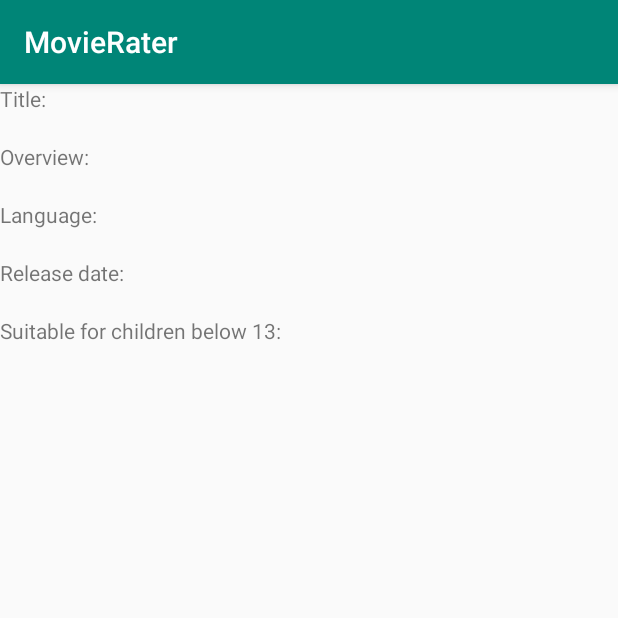
After one commit to 170194A-NYP/MovieRater, an Android app: the view_movie_activity screen opened directly, with no data from a screen before it, on a phone screen of 412 x 824 dp, the top half of it. The commit adds this screen. Run offline under Robolectric (Android 15) with nearby library versions, the phone set to English and light mode, and no system bars; 6 statements that could not run were skipped.

Commit message:
Completed View Movie Activity

```diff
--- a/app/build.gradle
+++ b/app/build.gradle
@@ -24,9 +24,10 @@ android {
 
 dependencies {
     implementation fileTree(dir: 'libs', include: ['*.jar'])
-    implementation"org.jetbrains.kotlin:kotlin-stdlib-jdk7:$kotlin_version"
+    implementation "org.jetbrains.kotlin:kotlin-stdlib-jdk7:$kotlin_version"
     implementation 'com.android.support:appcompat-v7:28.0.0'
     implementation 'com.android.support.constraint:constraint-layout:1.1.3'
+    implementation 'com.android.support:design:28.0.0'
     testImplementation 'junit:junit:4.12'
     androidTestImplementation 'com.android.support.test:runner:1.0.2'
     androidTestImplementation 'com.android.support.test.espresso:espresso-core:3.0.2'
--- a/app/src/main/java/a170194a/nyp/movierater/MainActivity.kt
+++ b/app/src/main/java/a170194a/nyp/movierater/MainActivity.kt
@@ -1,10 +1,12 @@
 package a170194a.nyp.movierater
 
+import android.content.Intent
 import android.support.v7.app.AppCompatActivity
 import android.os.Bundle
 import android.view.View
 import android.widget.Toast
 import kotlinx.android.synthetic.main.activity_main.*
+import java.io.Serializable
 
 class MainActivity : AppCompatActivity() {
 
@@ -62,6 +64,10 @@ class MainActivity : AppCompatActivity() {
                     "Language : " + language_used + "\n" +
                     "Violence : " + violence
             Toast.makeText(applicationContext, text, duration).show()
+            var movie = MovieEntity(etMovieName.text.toString(),etMovieDescription.text.toString(),language,etReleaseDate.text.toString(), !chkbxSuitable.isChecked())
+            var Intent = Intent(this, view_movie_activity::class.java)
+            Intent.putExtra("Movie", movie as Serializable)
+            startActivity(Intent)
         }
     }
 
--- /dev/null
+++ b/app/src/main/java/a170194a/nyp/movierater/view_movie_activity.kt
@@ -0,0 +1,22 @@
+package a170194a.nyp.movierater
+
+import android.support.v7.app.AppCompatActivity
+import android.os.Bundle
+import kotlinx.android.synthetic.main.view_movie.*
+
+class view_movie_activity : AppCompatActivity() {
+
+    override fun onCreate(savedInstanceState: Bundle?) {
+        super.onCreate(savedInstanceState)
+        setContentView(R.layout.view_movie)
+        val movie = intent.extras.get("Movie") as MovieEntity
+
+        viewMovie_title.text = movie.movietitle
+        viewMovie_overview.text = movie.overview
+        viewMovie_language.text = movie.language
+        viewMovie_releaseDate.text = movie.release_date
+        viewMovie_suitable.text = movie.suitability.toString()
+    }
+
+
+}
--- /dev/null
+++ b/app/src/main/res/layout/rate_movie.xml
@@ -0,0 +1,6 @@
+<?xml version="1.0" encoding="utf-8"?>
+<LinearLayout xmlns:android="http://schemas.android.com/apk/res/android" android:layout_width="match_parent" android:layout_height="match_parent" android:orientation="vertical">
+    <TextView android:layout_width="wrap_content" android:layout_height="wrap_content" android:text="@string/rateMovie_enterreview"/>
+    <RatingBar android:layout_width="wrap_content" android:layout_height="wrap_content"/>
+    <EditText android:layout_width="match_parent" android:layout_height="wrap_content" android:hint="@string/rateMovie_shareview"/>
+</LinearLayout>
--- /dev/null
+++ b/app/src/main/res/layout/view_movie.xml
@@ -0,0 +1,15 @@
+<?xml version="1.0" encoding="utf-8"?>
+<LinearLayout android:layout_width="match_parent" android:layout_height="match_parent" xmlns:android="http://schemas.android.com/apk/res/android" android:orientation="vertical">
+    <ImageView android:layout_width="match_parent" android:layout_height="wrap_content" />
+    <TextView android:layout_width="wrap_content" android:layout_height="wrap_content" android:text="@string/viewMovie_title" />
+    <TextView android:layout_width="wrap_content" android:layout_height="wrap_content" android:id="@+id/viewMovie_title" />
+    <TextView android:layout_width="wrap_content" android:layout_height="wrap_content" android:text="@string/viewMovie_overview" />
+    <TextView android:layout_width="wrap_content" android:layout_height="wrap_content" android:id="@+id/viewMovie_overview" />
+    <TextView android:layout_width="wrap_content" android:layout_height="wrap_content" android:text="@string/viewMovie_language" />
+    <TextView android:layout_width="wrap_content" android:layout_height="wrap_content" android:id="@+id/viewMovie_language" />
+    <TextView android:layout_width="wrap_content" android:layout_height="wrap_content" android:text="@string/viewMovie_releasedate" />
+    <TextView android:layout_width="wrap_content" android:layout_height="wrap_content" android:id="@+id/viewMovie_releaseDate" />
+    <TextView android:layout_width="wrap_content" android:layout_height="wrap_content" android:text="@string/viewMovie_suitable" />
+    <TextView android:layout_width="wrap_content" android:layout_height="wrap_content" android:id="@+id/viewMovie_suitable" />
+
+</LinearLayout>
--- /dev/null
+++ b/app/src/main/res/values/dimens.xml
@@ -0,0 +1,3 @@
+<resources>
+    <dimen name="fab_margin">16dp</dimen>
+</resources>
--- a/app/src/main/res/values/strings.xml
+++ b/app/src/main/res/values/strings.xml
@@ -15,4 +15,12 @@
     <string name="chkbxViolence">Violence</string>
     <string name="chkbxLanguageUsed">Language used</string>
     <string name="btnAddMovie">Add Movie</string>
+    <string name="viewMovie_title">Title:</string>
+    <string name="viewMovie_overview">Overview:</string>
+    <string name="viewMovie_language">Language:</string>
+    <string name="viewMovie_releasedate">Release date:</string>
+    <string name="viewMovie_suitable">Suitable for children below 13:</string>
+    <string name="rateMovie_enterreview">Enter your review for the movie :</string>
+    <string name="rateMovie_shareview">Share your view on the show</string>
+    <string name="title_activity_rate_movie_activity">rate_movie_activity</string>
 </resources>
--- a/app/src/main/res/values/styles.xml
+++ b/app/src/main/res/values/styles.xml
@@ -7,5 +7,11 @@
         <item name="colorPrimaryDark">@color/colorPrimaryDark</item>
         <item name="colorAccent">@color/colorAccent</item>
     </style>
+    <style name="AppTheme.NoActionBar">
+        <item name="windowActionBar">false</item>
+        <item name="windowNoTitle">true</item>
+    </style>
+    <style name="AppTheme.AppBarOverlay" parent="ThemeOverlay.AppCompat.Dark.ActionBar"/>
+    <style name="AppTheme.PopupOverlay" parent="ThemeOverlay.AppCompat.Light"/>
 
 </resources>
```
Also changed, not shown: app/src/main/AndroidManifest.xml (+7 -0 lines), app/src/main/java/a170194a/nyp/movierater/MovieEntity.kt (added, +13 -0 lines), 7 other files.
